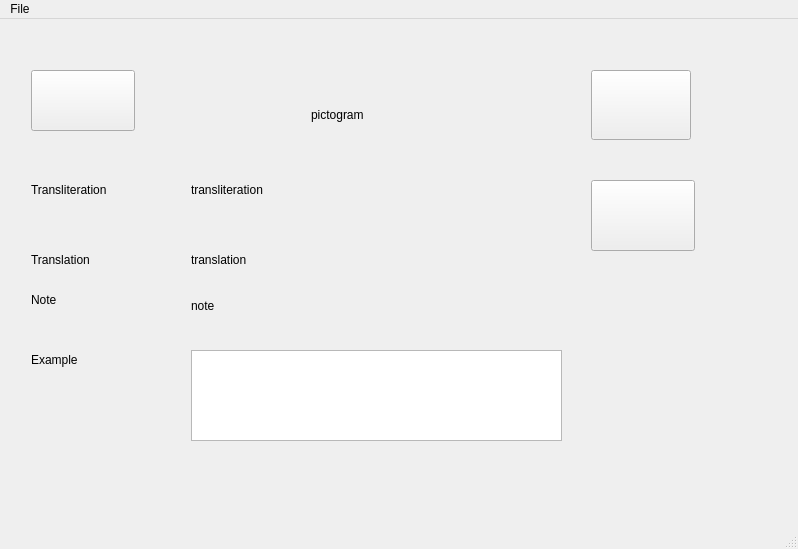
First picture: the form in mainwindow.ui, repository jubalh/daoshi, before the edit.
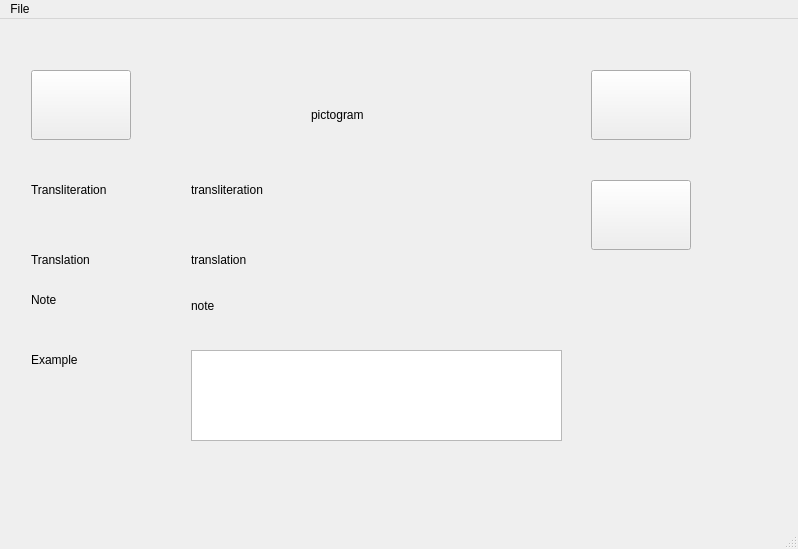
Second picture: the form after the edit.

Commit message: Use same size for buttons

The edit to the form file:
```diff
--- a/mainwindow.ui
+++ b/mainwindow.ui
@@ -213,8 +213,8 @@
          <rect>
           <x>20</x>
           <y>40</y>
-          <width>104</width>
-          <height>61</height>
+          <width>100</width>
+          <height>70</height>
          </rect>
         </property>
         <property name="text">
@@ -295,8 +295,8 @@
          <rect>
           <x>580</x>
           <y>150</y>
-          <width>104</width>
-          <height>71</height>
+          <width>100</width>
+          <height>70</height>
          </rect>
         </property>
         <property name="text">
```
